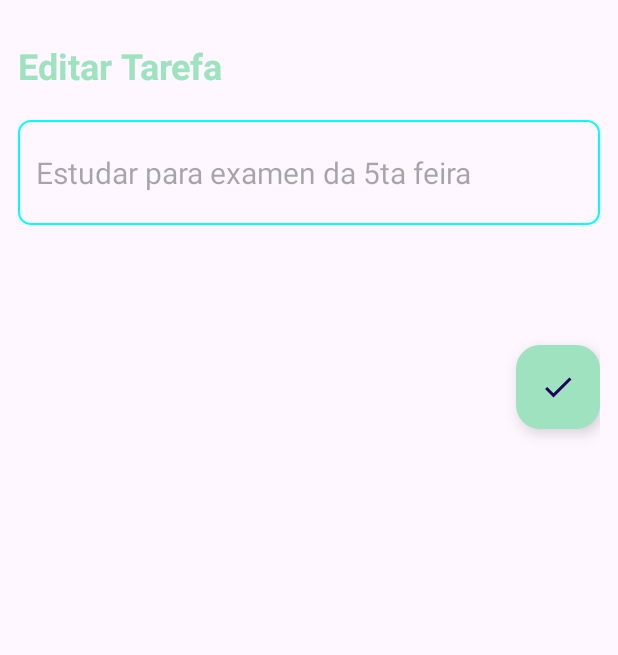
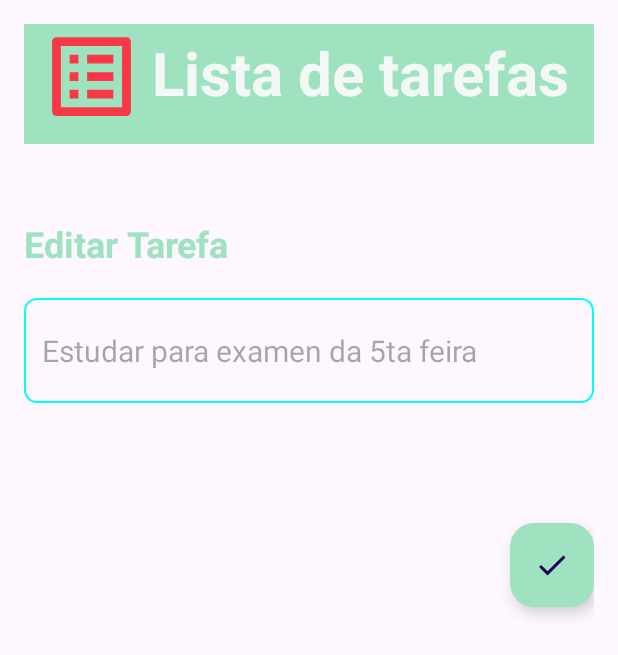
Before and after one commit to gabreucast/Projeto-To-Do-List, an Android app: the layout fragment_principal_edit.xml on its own in the app's theme, with its tools: preview values and no code run, on a phone screen of 412 x 824 dp. Shown: the top 655 px of the screen. Run offline under Robolectric (Android 15) with nearby library versions, the phone set to English and light mode, and no system bars.

Commit message:
colocar logo em todas as telas e adicionar navigation dos fragments ao projeto

```diff
--- a/ProjetoToDoList/app/build.gradle.kts
+++ b/ProjetoToDoList/app/build.gradle.kts
@@ -37,6 +37,10 @@ android {
 
 dependencies {
 
+    //noinspection UseTomlInstead
+    implementation("androidx.navigation:navigation-fragment-ktx:2.8.3")
+    implementation("androidx.navigation:navigation-ui-ktx:2.8.3")
+
     implementation(libs.androidx.core.ktx)
     implementation(libs.androidx.appcompat)
     implementation(libs.material)
--- a/ProjetoToDoList/app/src/main/res/layout/activity_main.xml
+++ b/ProjetoToDoList/app/src/main/res/layout/activity_main.xml
@@ -9,7 +9,7 @@
 
     <androidx.fragment.app.FragmentContainerView
         android:id="@+id/fragment_container_view"
-        android:name="com.gabreucast.projetotodolist.Fragmets.home_toDoList"
+        android:name="com.gabreucast.projetotodolist.Fragmets.Hometodolist"
         android:layout_width="match_parent"
         android:layout_height="match_parent"
         tools:layout="@layout/fragment_home_to_do_list" />
--- a/ProjetoToDoList/app/src/main/res/layout/fragment_home_to_do_list.xml
+++ b/ProjetoToDoList/app/src/main/res/layout/fragment_home_to_do_list.xml
@@ -5,7 +5,7 @@
     android:id="@+id/main"
     android:layout_width="match_parent"
     android:layout_height="match_parent"
-    android:padding="15dp">
+    android:padding="16dp">
 
     <!-- Fundo do Titulo e Imagem principal -->
     <View
--- a/ProjetoToDoList/app/src/main/res/layout/fragment_principal_edit.xml
+++ b/ProjetoToDoList/app/src/main/res/layout/fragment_principal_edit.xml
@@ -4,16 +4,45 @@
     xmlns:tools="http://schemas.android.com/tools"
     android:layout_width="match_parent"
     android:layout_height="match_parent"
-    android:padding="12dp"
+    android:padding="16dp"
     tools:context=".UpdateNoteFragment">
+
+    <!-- Fundo do Titulo e Imagem principal -->
+    <View
+        android:id="@+id/blueBackground"
+        style="@style/ViewBackground"
+        app:layout_constraintEnd_toEndOf="parent"
+        app:layout_constraintStart_toStartOf="parent"
+        app:layout_constraintTop_toTopOf="parent" />
+
+    <!-- Título da aplicação -->
+    <androidx.appcompat.widget.AppCompatTextView
+        android:id="@+id/titleTextView"
+        style="@style/TitleText"
+        android:paddingBottom="30dp"
+        android:text="@string/title"
+        android:layout_marginTop="5dp"
+        android:layout_marginStart="5dp"
+        app:layout_constraintStart_toEndOf="@+id/iconImageView"
+        app:layout_constraintTop_toTopOf="parent" />
+
+    <!-- Image do App -->
+    <androidx.appcompat.widget.AppCompatImageView
+        android:id="@+id/iconImageView"
+        style="@style/ImageTitulo"
+        android:src="@drawable/baseline_list_alt_24"
+        android:layout_marginStart="10dp"
+        app:layout_constraintStart_toStartOf="@+id/blueBackground"
+        app:layout_constraintTop_toTopOf="parent"/>
 
     <!-- Título da tarefa -->
     <androidx.appcompat.widget.AppCompatTextView
         android:id="@+id/addtaskEditText"
         style="@style/TaskTitleText"
         android:text="@string/editTask"
+        android:layout_marginTop="50dp"
         app:layout_constraintStart_toStartOf="parent"
-        app:layout_constraintTop_toTopOf="parent" />
+        app:layout_constraintTop_toBottomOf="@+id/blueBackground" />
 
     <!-- Campo de edição da tarefa -->
     <androidx.appcompat.widget.AppCompatEditText
--- a/ProjetoToDoList/app/src/main/res/values/strings.xml
+++ b/ProjetoToDoList/app/src/main/res/values/strings.xml
@@ -26,4 +26,6 @@
 
     <!-- Exemplo de tarefa -->
     <string name="exemploTarefa">Estudar para examen da 5ta feira</string>
+    <!-- TODO: Remove or change this placeholder text -->
+    <string name="hello_blank_fragment">Hello blank fragment</string>
 </resources>
```
Also changed, not shown: ProjetoToDoList/app/src/main/java/com/gabreucast/projetotodolist/Fragmets/EditFragment.kt (deleted, +0 -60 lines), ProjetoToDoList/app/src/main/java/com/gabreucast/projetotodolist/Fragmets/fragment_home_to_do_list.kt (added, +21 -0 lines), ProjetoToDoList/app/src/main/java/com/gabreucast/projetotodolist/Fragmets/fragment_principal_completedtask.kt (added, +21 -0 lines), ProjetoToDoList/app/src/main/java/com/gabreucast/projetotodolist/Fragmets/fragment_principal_edit.kt (added, +20 -0 lines), ProjetoToDoList/app/src/main/java/com/gabreucast/projetotodolist/Fragmets/home_toDoList.kt (deleted, +0 -60 lines), ProjetoToDoList/app/src/main/res/navigation/nav_graph.xml (added, +34 -0 lines).
